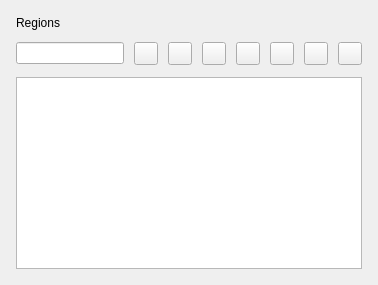
Before: the Qt Designer form ui/mydata/Regions.ui in OpenFairWind/FairWindSK, drawn with Qt 5.
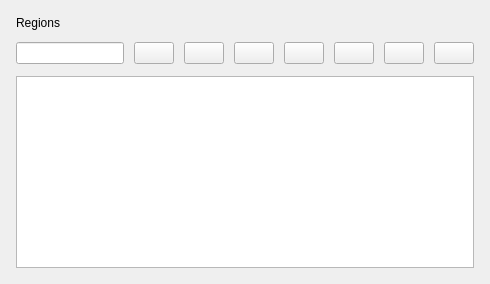
After: the same form once the commit is applied.

The edit to the form file:
```diff
--- a/ui/mydata/Regions.ui
+++ b/ui/mydata/Regions.ui
@@ -31,13 +31,13 @@
       <number>10</number>
      </property>
      <item><widget class="QLineEdit" name="lineEditSearch"/></item>
-     <item><widget class="QToolButton" name="toolButtonOpen"/></item>
-     <item><widget class="QToolButton" name="toolButtonEdit"/></item>
-     <item><widget class="QToolButton" name="toolButtonAdd"/></item>
-     <item><widget class="QToolButton" name="toolButtonDelete"/></item>
-     <item><widget class="QToolButton" name="toolButtonImport"/></item>
-     <item><widget class="QToolButton" name="toolButtonExport"/></item>
-     <item><widget class="QToolButton" name="toolButtonRefresh"/></item>
+     <item><widget class="QPushButton" name="toolButtonOpen"/></item>
+     <item><widget class="QPushButton" name="toolButtonEdit"/></item>
+     <item><widget class="QPushButton" name="toolButtonAdd"/></item>
+     <item><widget class="QPushButton" name="toolButtonDelete"/></item>
+     <item><widget class="QPushButton" name="toolButtonImport"/></item>
+     <item><widget class="QPushButton" name="toolButtonExport"/></item>
+     <item><widget class="QPushButton" name="toolButtonRefresh"/></item>
     </layout>
    </item>
    <item>
```
